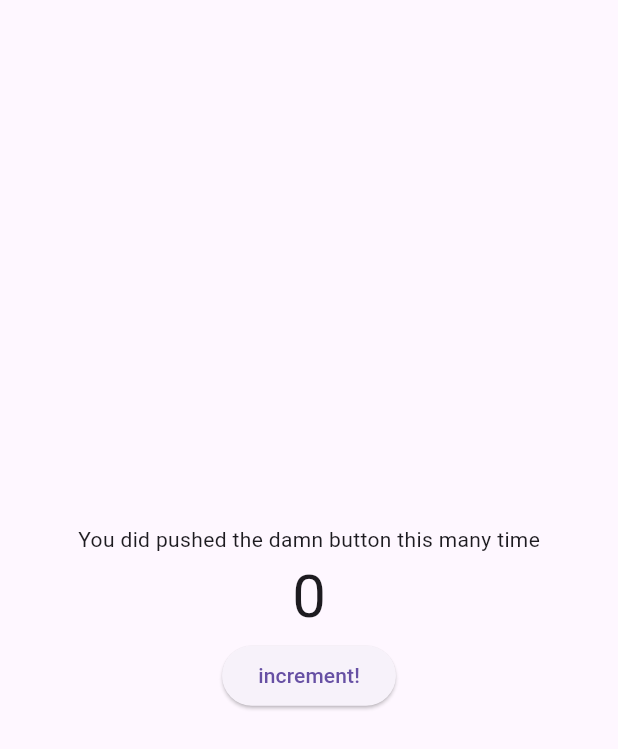
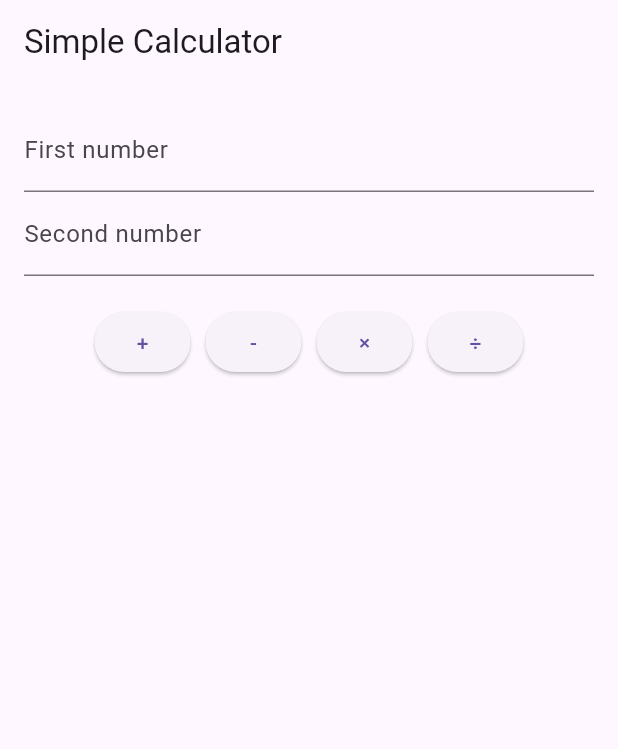
Before and after one commit to Hardelzs/project2, a Flutter app: the screen it shows after launch, on a phone screen of 412 x 824 dp. Shown: the top 749 px of the screen. Run offline on Flutter 3.47's test engine with Material 3 defaults, Android fonts, the phone set to English and light mode, and no system bars.

Commit message:
Implement calculator page and update main app entry point

```diff
--- a/lib/main.dart
+++ b/lib/main.dart
@@ -1,5 +1,5 @@
 import 'package:flutter/material.dart';
-import 'package:project2/pages/counter_page.dart';
+import 'package:project2/pages/calculatorpage.dart';
 
 void main() {
   runApp(const MyApp());
@@ -11,7 +11,8 @@ class MyApp extends StatelessWidget {
   @override
   Widget build(BuildContext context) {
     return MaterialApp(
-      home: CounterPage(),
+      home: CalculatorPage()
+      // home: CounterPage(),
     );
   }
 }
--- /dev/null
+++ b/lib/pages/calculatorpage.dart
@@ -0,0 +1,102 @@
+import 'package:flutter/material.dart';
+
+void main() => runApp(CalculatorApp());
+
+class CalculatorApp extends StatelessWidget {
+  @override
+  Widget build(BuildContext context) {
+    return MaterialApp(
+      title: 'Simple Calculator',
+      home: CalculatorPage(),
+      debugShowCheckedModeBanner: false,
+    );
+  }
+}
+
+class CalculatorPage extends StatefulWidget {
+  @override
+  _CalculatorPageState createState() => _CalculatorPageState();
+}
+
+class _CalculatorPageState extends State<CalculatorPage> {
+  final TextEditingController _num1Controller = TextEditingController();
+  final TextEditingController _num2Controller = TextEditingController();
+  String _result = '';
+
+  void _calculate(String operator) {
+    final num1 = double.tryParse(_num1Controller.text);
+    final num2 = double.tryParse(_num2Controller.text);
+
+    if (num1 == null || num2 == null) {
+      setState(() {
+        _result = 'Please enter valid numbers';
+      });
+      return;
+    }
+
+    double res;
+    switch (operator) {
+      case '+':
+        res = num1 + num2;
+        break;
+      case '-':
+        res = num1 - num2;
+        break;
+      case '*':
+        res = num1 * num2;
+        break;
+      case '/':
+        if (num2 == 0) {
+          _result = 'Cannot divide by zero';
+          return;
+        }
+        res = num1 / num2;
+        break;
+      default:
+        res = 0;
+    }
+
+    setState(() {
+      _result = 'Result: $res';
+    });
+  }
+
+  @override
+  Widget build(BuildContext context) {
+    return Scaffold(
+      appBar: AppBar(title: Text('Simple Calculator')),
+      body: Padding(
+        padding: const EdgeInsets.all(16.0),
+        child: Column(
+          children: [
+            TextField(
+              controller: _num1Controller,
+              keyboardType: TextInputType.number,
+              decoration: InputDecoration(labelText: 'First number'),
+            ),
+            TextField(
+              controller: _num2Controller,
+              keyboardType: TextInputType.number,
+              decoration: InputDecoration(labelText: 'Second number'),
+            ),
+            SizedBox(height: 20),
+            Wrap(
+              spacing: 10,
+              children: [
+                ElevatedButton(onPressed: () => _calculate('+'), child: Text('+')),
+                ElevatedButton(onPressed: () => _calculate('-'), child: Text('-')),
+                ElevatedButton(onPressed: () => _calculate('*'), child: Text('×')),
+                ElevatedButton(onPressed: () => _calculate('/'), child: Text('÷')),
+              ],
+            ),
+            SizedBox(height: 20),
+            Text(
+              _result,
+              style: TextStyle(fontSize: 20, fontWeight: FontWeight.bold),
+            )
+          ],
+        ),
+      ),
+    );
+  }
+}
```
